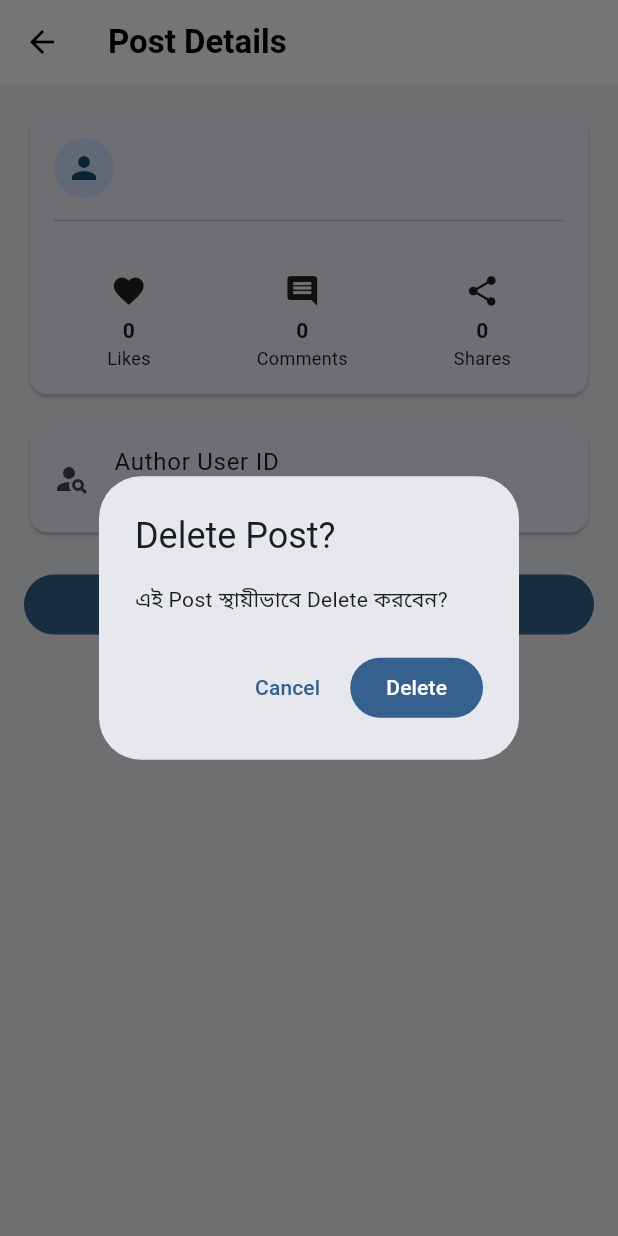
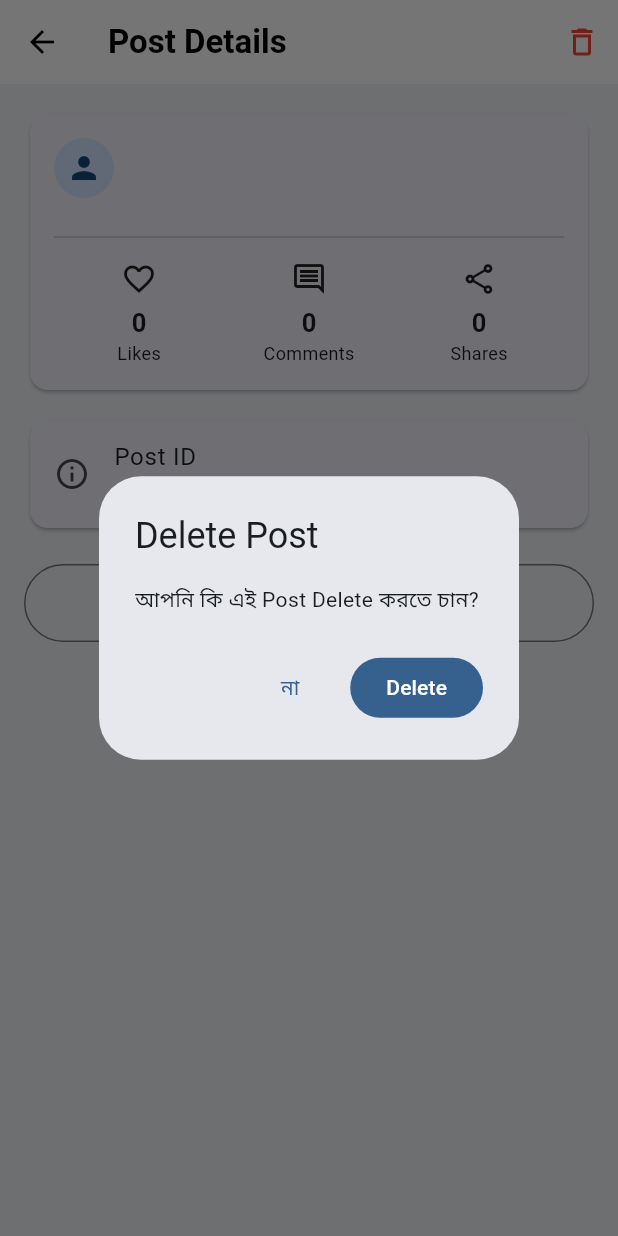
Before and after one commit to bondhu-app/bondhu_social, a Flutter app: the PostDetailsScreen screen opened directly with empty values, after a tap on "Delete Post", on a phone screen of 412 x 824 dp. Run offline on Flutter 3.47's test engine with Material 3 defaults, Android fonts, the phone set to English and light mode, and no system bars; our stand-ins replace cloud_firestore, firebase_auth, firebase_core; accounts and stored records are empty.

Commit message:
Update post_details_screen.dart

```diff
--- a/lib/screens/admin/post_details_screen.dart
+++ b/lib/screens/admin/post_details_screen.dart
@@ -9,6 +9,94 @@ class PostDetailsScreen extends StatelessWidget {
     required this.postId,
   });
 
+  int _number(dynamic value) {
+    if (value is num) {
+      return value.toInt();
+    }
+
+    if (value is String) {
+      return int.tryParse(value) ?? 0;
+    }
+
+    return 0;
+  }
+
+  Future<void> _deletePost(
+    BuildContext context,
+  ) async {
+    final confirm =
+        await showDialog<bool>(
+      context: context,
+      builder: (dialogContext) {
+        return AlertDialog(
+          title: const Text(
+            'Delete Post',
+          ),
+          content: const Text(
+            'আপনি কি এই Post Delete করতে চান?',
+          ),
+          actions: [
+            TextButton(
+              onPressed: () {
+                Navigator.pop(
+                  dialogContext,
+                  false,
+                );
+              },
+              child: const Text(
+                'না',
+              ),
+            ),
+            FilledButton(
+              onPressed: () {
+                Navigator.pop(
+                  dialogContext,
+                  true,
+                );
+              },
+              child: const Text(
+                'Delete',
+              ),
+            ),
+          ],
+        );
+      },
+    );
+
+    if (confirm != true) return;
+
+    try {
+      await FirebaseFirestore.instance
+          .collection('posts')
+          .doc(postId)
+          .delete();
+
+      if (!context.mounted) return;
+
+      Navigator.pop(context);
+
+      ScaffoldMessenger.of(context)
+          .showSnackBar(
+        const SnackBar(
+          content: Text(
+            'Post Delete হয়েছে।',
+          ),
+        ),
+      );
+    } catch (error) {
+      if (!context.mounted) return;
+
+      ScaffoldMessenger.of(context)
+          .showSnackBar(
+        SnackBar(
+          content: Text(
+            'Post Delete করা যায়নি: $error',
+          ),
+        ),
+      );
+    }
+  }
+
   @override
   Widget build(BuildContext context) {
     return Scaffold(
@@ -19,6 +107,17 @@ class PostDetailsScreen extends StatelessWidget {
             fontWeight: FontWeight.bold,
           ),
         ),
+        actions: [
+          IconButton(
+            onPressed: () {
+              _deletePost(context);
+            },
+            icon: const Icon(
+              Icons.delete_outline,
+              color: Colors.red,
+            ),
+          ),
+        ],
       ),
       body: StreamBuilder<
           DocumentSnapshot<Map<String, dynamic>>>(
@@ -26,25 +125,33 @@ class PostDetailsScreen extends StatelessWidget {
             .collection('posts')
             .doc(postId)
             .snapshots(),
-        builder: (context, snapshot) {
+        builder: (
+          context,
+          snapshot,
+        ) {
           if (snapshot.connectionState ==
               ConnectionState.waiting) {
             return const Center(
-              child: CircularProgressIndicator(),
+              child:
+                  CircularProgressIndicator(),
             );
           }
 
           if (snapshot.hasError) {
             return Center(
               child: Text(
-                'Post লোড করা যায়নি.\n${snapshot.error}',
-                textAlign: TextAlign.center,
+                'Post লোড করা যায়নি.\n\n${snapshot.error}',
+                textAlign:
+                    TextAlign.center,
               ),
             );
           }
 
-          if (!snapshot.hasData ||
-              !snapshot.data!.exists) {
+          final document =
+              snapshot.data;
+
+          if (document == null ||
+              !document.exists) {
             return const Center(
               child: Text(
                 'Post পাওয়া যায়নি।',
@@ -53,11 +160,15 @@ class PostDetailsScreen extends StatelessWidget {
           }
 
           final data =
-              snapshot.data!.data() ?? {};
+              document.data() ?? {};
 
           final userName =
               data['userName']?.toString() ??
                   'বন্ধু';
+
+          final userId =
+              data['userId']?.toString() ??
+                  '';
 
           final text =
               data['text']?.toString() ??
@@ -67,20 +178,23 @@ class PostDetailsScreen extends StatelessWidget {
               data['imageUrl']?.toString();
 
           final likes =
-              data['likeCount'] ?? 0;
+              _number(
+            data['likeCount'],
+          );
 
           final comments =
-              data['commentCount'] ?? 0;
+              _number(
+            data['commentCount'],
+          );
 
           final shares =
-              data['shareCount'] ?? 0;
-
-          final userId =
-              data['userId']?.toString() ??
-                  '';
+              _number(
+            data['shareCount'],
+          );
 
           return ListView(
-            padding: const EdgeInsets.all(16),
+            padding:
+                const EdgeInsets.all(16),
             children: [
               Card(
                 child: Padding(
@@ -97,26 +211,39 @@ class PostDetailsScreen extends StatelessWidget {
                               Icons.person,
                             ),
                           ),
-                          const SizedBox(width: 10),
+                          const SizedBox(width: 12),
                           Expanded(
-                            child: Text(
+                            child: Column(
+                              crossAxisAlignment:
+                                  CrossAxisAlignment
+                                      .start,
+                              children: [
+                                Text(
                                   userName,
                                   style:
                                       const TextStyle(
-                                fontSize: 18,
+                                    fontSize: 17,
                                     fontWeight:
                                         FontWeight.bold,
                                   ),
                                 ),
+                                if (userId.isNotEmpty)
+                                  Text(
+                                    'User ID: $userId',
+                                    style:
+                                        TextStyle(
+                                      fontSize: 11,
+                                      color:
+                                          Colors.grey,
+                                    ),
                                   ),
                               ],
                             ),
-
-                      const Divider(
-                        height: 30,
                           ),
-
-                      if (text.isNotEmpty)
+                        ],
+                      ),
+                      if (text.isNotEmpty) ...[
+                        const SizedBox(height: 18),
                         Text(
                           text,
                           style:
@@ -125,15 +252,14 @@ class PostDetailsScreen extends StatelessWidget {
                             height: 1.5,
                           ),
                         ),
-
+                      ],
                       if (imageUrl != null &&
                           imageUrl.isNotEmpty) ...[
-                        const SizedBox(height: 15),
+                        const SizedBox(height: 16),
                         ClipRRect(
                           borderRadius:
-                              BorderRadius.circular(
-                            12,
-                          ),
+                              BorderRadius
+                                  .circular(12),
                           child: Image.network(
                             imageUrl,
                             width:
@@ -148,43 +274,47 @@ class PostDetailsScreen extends StatelessWidget {
                               return Container(
                                 height: 200,
                                 color: Colors
-                                    .grey
-                                    .shade200,
+                                    .grey.shade200,
                                 alignment:
                                     Alignment.center,
                                 child:
                                     const Icon(
                                   Icons
                                       .broken_image,
-                                  size: 60,
+                                  size: 50,
                                 ),
                               );
                             },
                           ),
                         ),
                       ],
-
-                      const SizedBox(height: 20),
-
+                      const SizedBox(height: 18),
+                      const Divider(),
+                      const SizedBox(height: 8),
                       Row(
-                        mainAxisAlignment:
-                            MainAxisAlignment
-                                .spaceAround,
                         children: [
-                          _count(
-                            Icons.favorite,
+                          Expanded(
+                            child: _count(
+                              Icons
+                                  .favorite_border,
                               'Likes',
                               likes,
                             ),
-                          _count(
-                            Icons.comment,
+                          ),
+                          Expanded(
+                            child: _count(
+                              Icons
+                                  .comment_outlined,
                               'Comments',
                               comments,
                             ),
-                          _count(
-                            Icons.share,
+                          ),
+                          Expanded(
+                            child: _count(
+                              Icons.share_outlined,
                               'Shares',
                               shares,
+                            ),
                           ),
                         ],
                       ),
@@ -192,39 +322,39 @@ class PostDetailsScreen extends StatelessWidget {
                   ),
                 ),
               ),
-
               const SizedBox(height: 12),
-
               Card(
                 child: ListTile(
                   leading: const Icon(
-                    Icons.person_search,
+                    Icons.info_outline,
                   ),
                   title: const Text(
-                    'Author User ID',
+                    'Post ID',
                   ),
                   subtitle: Text(
-                    userId.isEmpty
-                        ? 'নেই'
-                        : userId,
+                    postId,
                   ),
                 ),
               ),
-
               const SizedBox(height: 20),
-
-              FilledButton.icon(
+              SizedBox(
+                height: 52,
+                child: OutlinedButton.icon(
                   onPressed: () {
-                  _confirmDelete(
-                    context,
-                    postId,
-                  );
+                    _deletePost(context);
                   },
                   icon: const Icon(
-                  Icons.delete,
+                    Icons.delete_outline,
+                    color: Colors.red,
                   ),
                   label: const Text(
                     'Delete Post',
+                    style: TextStyle(
+                      color: Colors.red,
+                      fontWeight:
+                          FontWeight.bold,
+                    ),
+                  ),
                 ),
               ),
             ],
@@ -237,16 +367,18 @@ class PostDetailsScreen extends StatelessWidget {
   Widget _count(
     IconData icon,
     String title,
-    dynamic value,
+    int value,
   ) {
     return Column(
       children: [
         Icon(icon),
-        const SizedBox(height: 4),
+        const SizedBox(height: 5),
         Text(
           value.toString(),
           style: const TextStyle(
-            fontWeight: FontWeight.bold,
+            fontSize: 17,
+            fontWeight:
+                FontWeight.bold,
           ),
         ),
         Text(
@@ -258,64 +390,4 @@ class PostDetailsScreen extends StatelessWidget {
       ],
     );
   }
-
-  static Future<void> _confirmDelete(
-    BuildContext context,
-    String postId,
-  ) async {
-    final result =
-        await showDialog<bool>(
-      context: context,
-      builder: (dialogContext) {
-        return AlertDialog(
-          title: const Text(
-            'Delete Post?',
-          ),
-          content: const Text(
-            'এই Post স্থায়ীভাবে Delete করবেন?',
-          ),
-          actions: [
-            TextButton(
-              onPressed: () {
-                Navigator.pop(
-                  dialogContext,
-                  false,
-                );
-              },
-              child: const Text('Cancel'),
-            ),
-            FilledButton(
-              onPressed: () {
-                Navigator.pop(
-                  dialogContext,
-                  true,
-                );
-              },
-              child: const Text('Delete'),
-            ),
-          ],
-        );
-      },
-    );
-
-    if (result != true) return;
-
-    await FirebaseFirestore.instance
-        .collection('posts')
-        .doc(postId)
-        .delete();
-
-    if (!context.mounted) return;
-
-    Navigator.pop(context);
-
-    ScaffoldMessenger.of(context)
-        .showSnackBar(
-      const SnackBar(
-        content: Text(
-          'Post Delete করা হয়েছে।',
-        ),
-      ),
-    );
 }
-}
```
Lines whose indentation alone changed are shown as unchanged.
